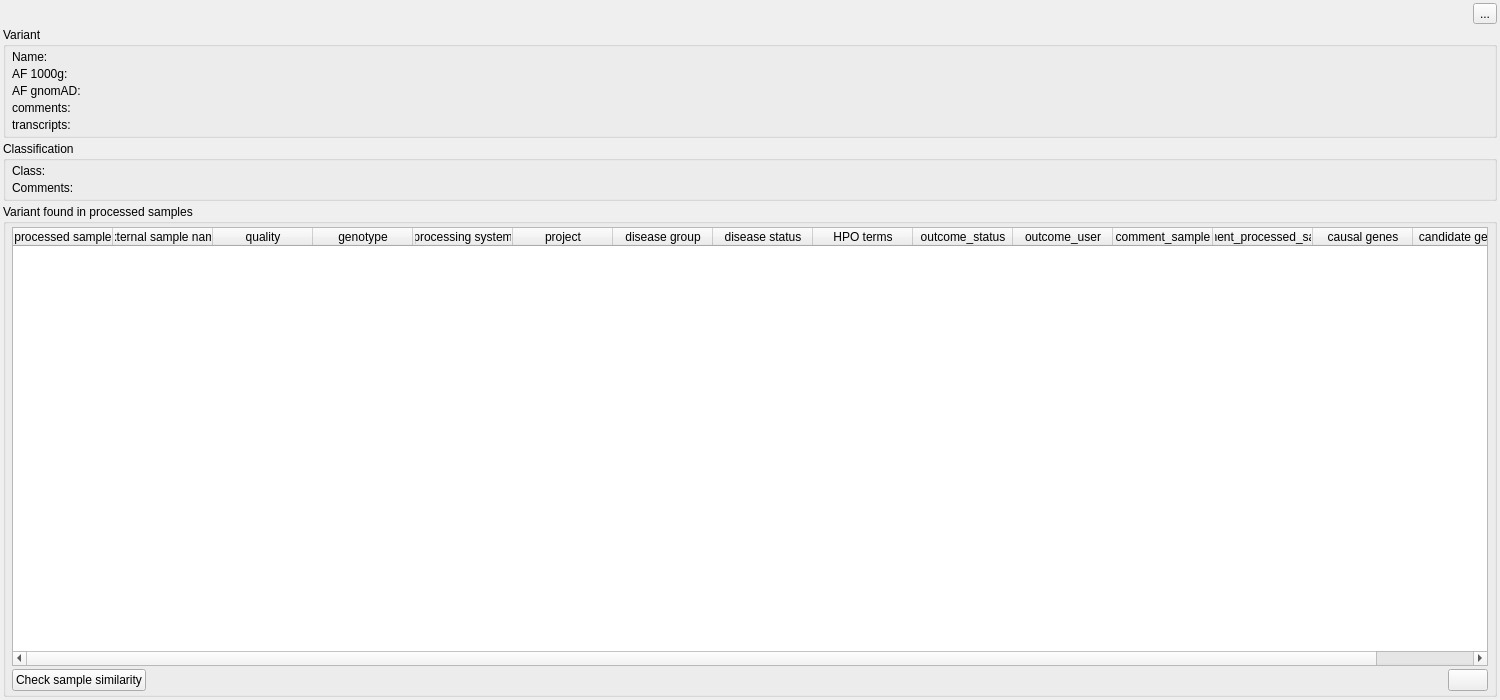
The window that src/GSvar/VariantWidget.ui (imgag/ngs-bits) describes before a commit, drawn with Qt 5.
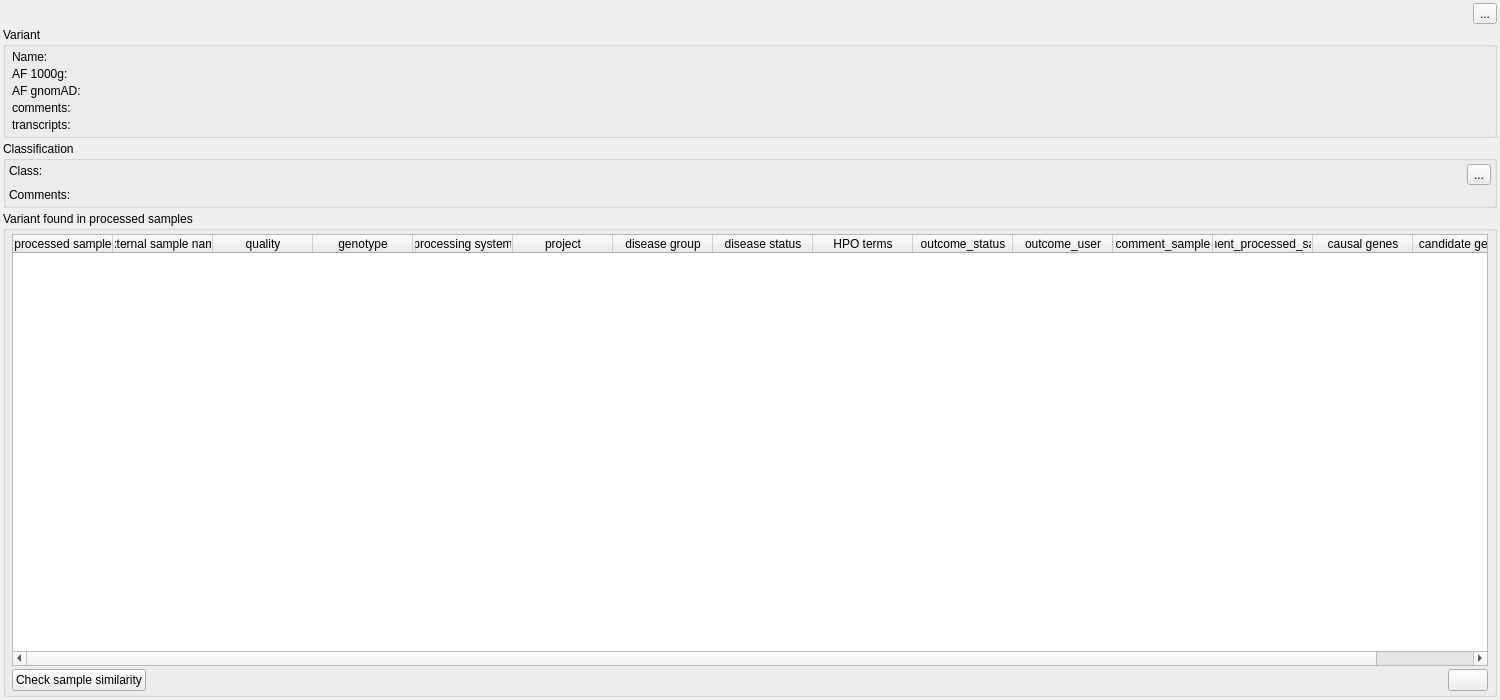
The same window after the commit. Icons and pictures are not drawn.

Commit message: GSvar: variant classification can now be changed in variant tab.

What changed in the file:
```diff
--- a/src/GSvar/VariantWidget.ui
+++ b/src/GSvar/VariantWidget.ui
@@ -12,7 +12,7 @@
   </property>
   <property name="minimumSize">
    <size>
-    <width>1500</width>
+    <width>1200</width>
     <height>700</height>
    </size>
   </property>
@@ -231,25 +231,22 @@
      <property name="flat">
       <bool>true</bool>
      </property>
-     <layout class="QFormLayout" name="formLayout_2">
-      <property name="horizontalSpacing">
-       <number>3</number>
-      </property>
-      <property name="verticalSpacing">
-       <number>3</number>
-      </property>
+     <layout class="QGridLayout" name="gridLayout" columnstretch="0,1,0">
       <property name="leftMargin">
-       <number>6</number>
+       <number>3</number>
       </property>
       <property name="topMargin">
        <number>3</number>
       </property>
       <property name="rightMargin">
-       <number>6</number>
+       <number>3</number>
       </property>
       <property name="bottomMargin">
        <number>3</number>
       </property>
+      <property name="spacing">
+       <number>3</number>
+      </property>
       <item row="0" column="0">
        <widget class="QLabel" name="label_2">
         <property name="text">
@@ -260,6 +257,30 @@
         </property>
        </widget>
       </item>
+      <item row="0" column="1">
+       <widget class="QLabel" name="classification">
+        <property name="text">
+         <string/>
+        </property>
+        <property name="textInteractionFlags">
+         <set>Qt::LinksAccessibleByMouse|Qt::TextSelectableByMouse</set>
+        </property>
+       </widget>
+      </item>
+      <item row="0" column="2">
+       <widget class="QToolButton" name="class_btn">
+        <property name="toolTip">
+         <string>Edit classifification.</string>
+        </property>
+        <property name="text">
+         <string>...</string>
+        </property>
+        <property name="icon">
+         <iconset resource="GSvar.qrc">
+          <normaloff>:/Icons/Edit.png</normaloff>:/Icons/Edit.png</iconset>
+        </property>
+       </widget>
+      </item>
       <item row="1" column="0">
        <widget class="QLabel" name="label_3">
         <property name="text">
@@ -270,16 +291,6 @@
         </property>
        </widget>
       </item>
-      <item row="0" column="1">
-       <widget class="QLabel" name="classification">
-        <property name="text">
-         <string/>
-        </property>
-        <property name="textInteractionFlags">
-         <set>Qt::LinksAccessibleByMouse|Qt::TextSelectableByMouse</set>
-        </property>
-       </widget>
-      </item>
       <item row="1" column="1">
        <widget class="QLabel" name="classification_comment">
         <property name="text">
```
The commit also changes 4 other files.
